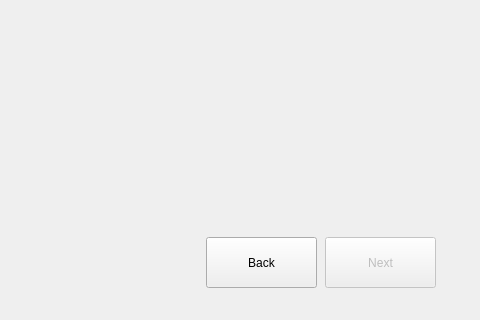
First picture: the form in mainwindow.ui, repository stacheldrahtje/radagast, before the edit; both pictures show x 544 to 1024 and y 448 to 768 of the 1024 by 768 pixel window.
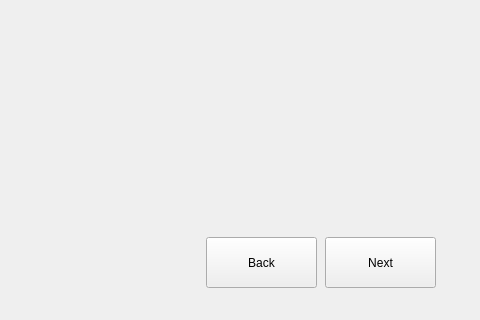
Second picture: the form after the edit. The open tabs and pages were chosen to show the change. Icons and pictures are not drawn.

Commit message: added fnc to check filled out lines.

Patch:
```diff
--- a/mainwindow.ui
+++ b/mainwindow.ui
@@ -281,7 +281,7 @@
      </widget>
      <widget class="QPushButton" name="nextButton2">
       <property name="enabled">
-       <bool>false</bool>
+       <bool>true</bool>
       </property>
       <property name="geometry">
        <rect>
```
Left out of the diff: 2 changed lines with no effect on the pictures. The commit also changes 2 other files.
